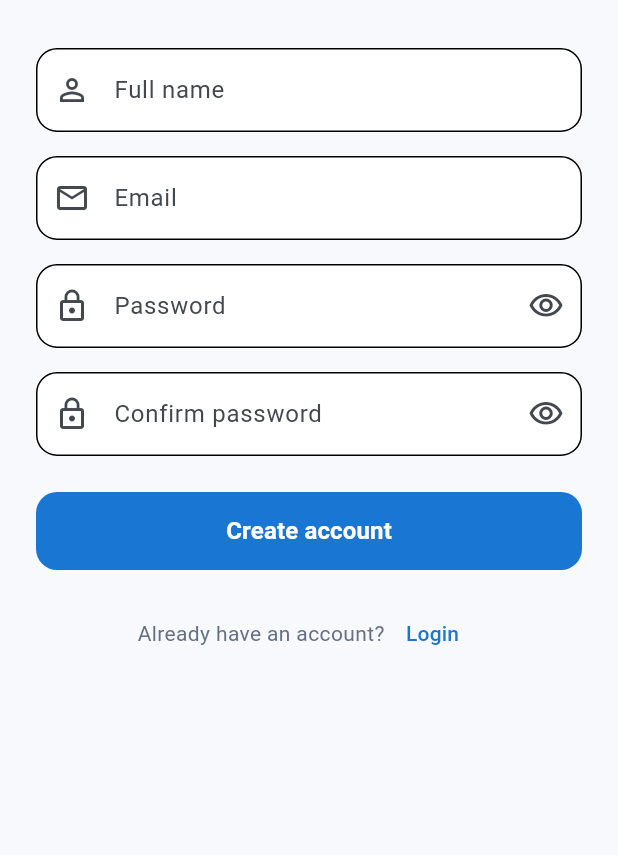
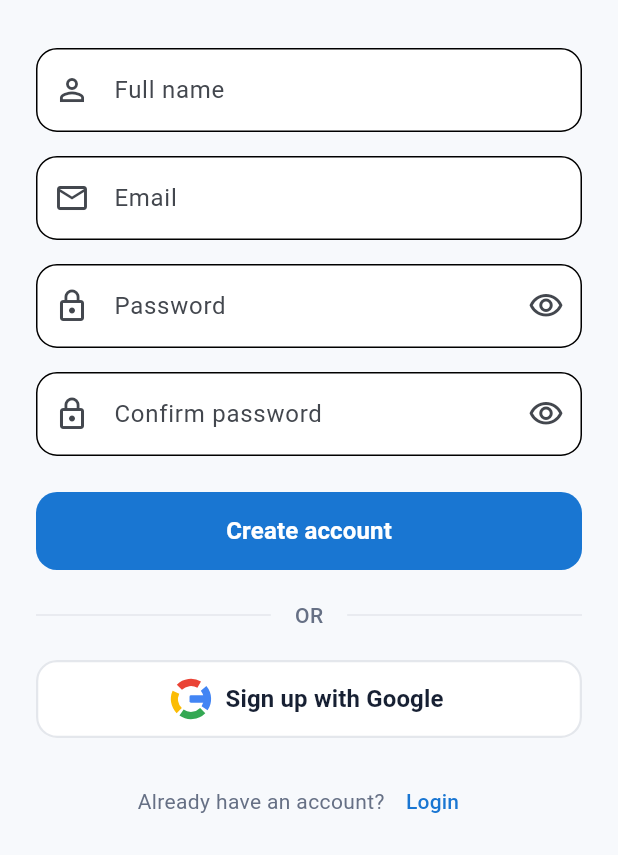
Before and after one commit to D22IT194/gocare, a Flutter app: the screen it shows after launch, after a tap on "Login", after a tap on "Create account", on a phone screen of 412 x 824 dp, the part 381-1236 px from its top. Run offline on Flutter 3.47's test engine with Material 3 defaults, Android fonts, the phone set to English and light mode, and no system bars; our stand-ins replace firebase_auth, firebase_core, google_sign_in; accounts and stored records are empty.

Commit message:
added google autentication - sign in with google

```diff
--- a/lib/features/authentication/providers/auth_provider.dart
+++ b/lib/features/authentication/providers/auth_provider.dart
@@ -122,7 +122,34 @@ class AuthProvider extends ChangeNotifier {
     }
   }
 
+  Future<bool> signInWithGoogle() async {
+    _setLoading();
+
+    try {
+      final credential = await _authService.signInWithGoogle();
+
+      if (credential == null) {
+        // User cancelled Google sign-in
+        _status = _user != null ? AuthStatus.authenticated : AuthStatus.unauthenticated;
+        _errorMessage = null;
+        notifyListeners();
+        return false;
+      }
+
+      return true;
+    } on FirebaseAuthException catch (error) {
+      _setError(_firebaseErrorMessage(error));
+      return false;
+    } catch (e, stack) {
+      debugPrint('Google Sign-In failed with error: $e\n$stack');
+      _setError('Google sign-in failed. Please ensure SHA-1 key fingerprint is added to Firebase Console.');
+      return false;
+    }
+  }
+
+
   Future<bool> forgotPassword({
+
     required String email,
   }) async {
     _setLoading();
@@ -228,8 +255,14 @@ class AuthProvider extends ChangeNotifier {
       case 'weak-password':
         return 'Password is too weak.';
 
+      case 'account-exists-with-different-credential':
+        return 'An account already exists with a different sign-in provider.';
+
+      case 'popup-closed-by-user':
+        return 'Sign-in popup was closed before completing sign in.';
+
       case 'operation-not-allowed':
-        return 'Email/password authentication is not enabled.';
+        return 'This sign-in method is not enabled in Firebase.';
 
       case 'too-many-requests':
         return 'Too many attempts. Please try again later.';
--- a/lib/features/authentication/screens/login_screen.dart
+++ b/lib/features/authentication/screens/login_screen.dart
@@ -6,6 +6,7 @@ import '../../../core/widgets/app_button.dart';
 import '../../../core/widgets/app_text_field.dart';
 import '../providers/auth_provider.dart';
 import '../widgets/auth_header.dart';
+import '../widgets/google_sign_in_button.dart';
 
 class LoginScreen extends StatefulWidget {
   const LoginScreen({super.key});
@@ -42,6 +43,30 @@ class _LoginScreenState extends State<LoginScreen> {
       email: _emailController.text,
       password: _passwordController.text,
     );
+
+    if (!mounted) {
+      return;
+    }
+
+    if (!success && authProvider.errorMessage != null) {
+      ScaffoldMessenger.of(context).showSnackBar(
+        SnackBar(
+          content: Text(
+            authProvider.errorMessage!,
+          ),
+        ),
+      );
+
+      authProvider.clearError();
+    }
+  }
+
+  Future<void> _googleSignIn() async {
+    FocusScope.of(context).unfocus();
+
+    final authProvider = context.read<AuthProvider>();
+
+    final success = await authProvider.signInWithGoogle();
 
     if (!mounted) {
       return;
@@ -110,10 +135,22 @@ class _LoginScreenState extends State<LoginScreen> {
                       hintText: 'Enter your password',
                       prefixIcon: Icons.lock_outline,
                       obscureText: _obscurePassword,
-                      textInputAction:
-                      TextInputAction.done,
+                      textInputAction: TextInputAction.done,
                       validator: _validatePassword,
+                      suffixIcon: IconButton(
+                        onPressed: () {
+                          setState(() {
+                            _obscurePassword = !_obscurePassword;
+                          });
+                        },
+                        icon: Icon(
+                          _obscurePassword
+                              ? Icons.visibility_outlined
+                              : Icons.visibility_off_outlined,
+                        ),
+                      ),
                     ),
+
 
                     Align(
                       alignment: Alignment.centerRight,
@@ -136,6 +173,36 @@ class _LoginScreenState extends State<LoginScreen> {
                       text: 'Login',
                       isLoading: authProvider.isLoading,
                       onPressed: _login,
+                    ),
+
+                    const SizedBox(height: 20),
+
+                    Row(
+                      children: [
+                        const Expanded(
+                          child: Divider(color: Color(0xFFE4E7EC)),
+                        ),
+                        Padding(
+                          padding: const EdgeInsets.symmetric(horizontal: 16),
+                          child: Text(
+                            'OR',
+                            style: TextStyle(
+                              color: Theme.of(context).textTheme.bodyMedium?.color,
+                              fontWeight: FontWeight.w500,
+                            ),
+                          ),
+                        ),
+                        const Expanded(
+                          child: Divider(color: Color(0xFFE4E7EC)),
+                        ),
+                      ],
+                    ),
+
+                    const SizedBox(height: 20),
+
+                    GoogleSignInButton(
+                      isLoading: authProvider.isLoading,
+                      onPressed: _googleSignIn,
                     ),
 
                     const SizedBox(height: 20),
@@ -170,6 +237,7 @@ class _LoginScreenState extends State<LoginScreen> {
     );
   }
 
+
   String? _validateEmail(String? value) {
     final email = value?.trim() ?? '';
 
--- a/lib/features/authentication/screens/register_screen.dart
+++ b/lib/features/authentication/screens/register_screen.dart
@@ -1,11 +1,12 @@
 import 'package:flutter/material.dart';
 import 'package:provider/provider.dart';
 
-import '../../../core/routes/app_routes.dart';
 import '../../../core/widgets/app_button.dart';
+
 import '../../../core/widgets/app_text_field.dart';
 import '../providers/auth_provider.dart';
 import '../widgets/auth_header.dart';
+import '../widgets/google_sign_in_button.dart';
 
 class RegisterScreen extends StatefulWidget {
   const RegisterScreen({super.key});
@@ -51,6 +52,35 @@ class _RegisterScreenState
       email: _emailController.text,
       password: _passwordController.text,
     );
+
+    if (!mounted) {
+      return;
+    }
+
+    if (success) {
+      Navigator.pop(context);
+      return;
+    }
+
+    if (authProvider.errorMessage != null) {
+      ScaffoldMessenger.of(context).showSnackBar(
+        SnackBar(
+          content: Text(
+            authProvider.errorMessage!,
+          ),
+        ),
+      );
+
+      authProvider.clearError();
+    }
+  }
+
+  Future<void> _googleSignIn() async {
+    FocusScope.of(context).unfocus();
+
+    final authProvider = context.read<AuthProvider>();
+
+    final success = await authProvider.signInWithGoogle();
 
     if (!mounted) {
       return;
@@ -197,6 +227,37 @@ class _RegisterScreenState
                     onPressed: _register,
                   ),
 
+                  const SizedBox(height: 20),
+
+                  Row(
+                    children: [
+                      const Expanded(
+                        child: Divider(color: Color(0xFFE4E7EC)),
+                      ),
+                      Padding(
+                        padding: const EdgeInsets.symmetric(horizontal: 16),
+                        child: Text(
+                          'OR',
+                          style: TextStyle(
+                            color: Theme.of(context).textTheme.bodyMedium?.color,
+                            fontWeight: FontWeight.w500,
+                          ),
+                        ),
+                      ),
+                      const Expanded(
+                        child: Divider(color: Color(0xFFE4E7EC)),
+                      ),
+                    ],
+                  ),
+
+                  const SizedBox(height: 20),
+
+                  GoogleSignInButton(
+                    isLoading: authProvider.isLoading,
+                    onPressed: _googleSignIn,
+                    text: 'Sign up with Google',
+                  ),
+
                   const SizedBox(height: 18),
 
                   Row(
@@ -222,6 +283,7 @@ class _RegisterScreenState
       ),
     );
   }
+
 
   String? _validateName(String? value) {
     if (value == null || value.trim().isEmpty) {
--- a/lib/features/authentication/services/auth_service.dart
+++ b/lib/features/authentication/services/auth_service.dart
@@ -1,11 +1,23 @@
 import 'package:firebase_auth/firebase_auth.dart';
+import 'package:google_sign_in/google_sign_in.dart';
 
 class AuthService {
+  static const String _webClientId =
+      '761218317880-tg9gr3ker575pjlfkcafvfo27g7ndp60.apps.googleusercontent.com';
+
+
   AuthService({
     FirebaseAuth? firebaseAuth,
-  }) : _firebaseAuth = firebaseAuth ?? FirebaseAuth.instance;
+    GoogleSignIn? googleSignIn,
+  })  : _firebaseAuth = firebaseAuth ?? FirebaseAuth.instance,
+        _googleSignIn = googleSignIn ??
+            GoogleSignIn(
+              serverClientId: _webClientId,
+            );
+
 
   final FirebaseAuth _firebaseAuth;
+  final GoogleSignIn _googleSignIn;
 
   Stream<User?> get authStateChanges {
     return _firebaseAuth.authStateChanges();
@@ -43,6 +55,24 @@ class AuthService {
     return credential;
   }
 
+  Future<UserCredential?> signInWithGoogle() async {
+    final GoogleSignInAccount? googleUser = await _googleSignIn.signIn();
+    if (googleUser == null) {
+      // User cancelled sign-in process
+      return null;
+    }
+
+    final GoogleSignInAuthentication googleAuth =
+        await googleUser.authentication;
+
+    final AuthCredential credential = GoogleAuthProvider.credential(
+      accessToken: googleAuth.accessToken,
+      idToken: googleAuth.idToken,
+    );
+
+    return await _firebaseAuth.signInWithCredential(credential);
+  }
+
   Future<void> sendPasswordResetEmail({
     required String email,
   }) async {
@@ -67,6 +97,11 @@ class AuthService {
   }
 
   Future<void> logout() async {
+    try {
+      await _googleSignIn.signOut();
+    } catch (_) {
+      // Ignore google sign out errors if user signed in with email/pass
+    }
     await _firebaseAuth.signOut();
   }
 
--- /dev/null
+++ b/lib/features/authentication/widgets/google_sign_in_button.dart
@@ -0,0 +1,122 @@
+import 'package:flutter/material.dart';
+
+class GoogleSignInButton extends StatelessWidget {
+  const GoogleSignInButton({
+    super.key,
+    required this.onPressed,
+    this.isLoading = false,
+    this.text = 'Continue with Google',
+  });
+
+  final VoidCallback? onPressed;
+  final bool isLoading;
+  final String text;
+
+  @override
+  Widget build(BuildContext context) {
+    return SizedBox(
+      width: double.infinity,
+      height: 52,
+      child: OutlinedButton(
+        onPressed: isLoading ? null : onPressed,
+        style: OutlinedButton.styleFrom(
+          backgroundColor: Colors.white,
+          foregroundColor: const Color(0xFF172033),
+          side: const BorderSide(color: Color(0xFFE4E7EC), width: 1.5),
+          shape: RoundedRectangleBorder(
+            borderRadius: BorderRadius.circular(14),
+          ),
+          elevation: 0,
+        ),
+        child: isLoading
+            ? const SizedBox(
+                width: 22,
+                height: 22,
+                child: CircularProgressIndicator(
+                  strokeWidth: 2.5,
+                  valueColor: AlwaysStoppedAnimation<Color>(Color(0xFF4285F4)),
+                ),
+              )
+            : Row(
+                mainAxisAlignment: MainAxisAlignment.center,
+                children: [
+                  const GoogleLogo(size: 22),
+                  const SizedBox(width: 12),
+                  Text(
+                    text,
+                    style: const TextStyle(
+                      fontSize: 16,
+                      fontWeight: FontWeight.w600,
+                      color: Color(0xFF172033),
+                    ),
+                  ),
+                ],
+              ),
+      ),
+    );
+  }
+}
+
+class GoogleLogo extends StatelessWidget {
+  const GoogleLogo({super.key, this.size = 24.0});
+
+  final double size;
+
+  @override
+  Widget build(BuildContext context) {
+    return SizedBox(
+      width: size,
+      height: size,
+      child: CustomPaint(
+        painter: _GoogleLogoPainter(),
+      ),
+    );
+  }
+}
+
+class _GoogleLogoPainter extends CustomPainter {
+  @override
+  void paint(Canvas canvas, Size size) {
+    final double cx = size.width / 2;
+    final double cy = size.height / 2;
+    final double r = size.width / 2;
+    final Rect rect = Rect.fromCircle(center: Offset(cx, cy), radius: r);
+    final double strokeWidth = size.width * 0.22;
+
+    final paint = Paint()
+      ..style = PaintingStyle.stroke
+      ..strokeWidth = strokeWidth
+      ..isAntiAlias = true;
+
+    // Red (Top)
+    paint.color = const Color(0xFFEA4335);
+    canvas.drawArc(rect, -2.35, 1.3, false, paint);
+
+    // Yellow (Left)
+    paint.color = const Color(0xFFFBBC05);
+    canvas.drawArc(rect, -3.92, 1.2, false, paint);
+
+    // Green (Bottom)
+    paint.color = const Color(0xFF34A853);
+    canvas.drawArc(rect, 0.78, 1.4, false, paint);
+
+    // Blue (Right & Bar)
+    paint.color = const Color(0xFF4285F4);
+    canvas.drawArc(rect, -0.7, 1.3, false, paint);
+
+    // Fill center bar for Google 'G'
+    final barPaint = Paint()
+      ..color = const Color(0xFF4285F4)
+      ..style = PaintingStyle.fill
+      ..isAntiAlias = true;
+
+    final RRect barRRect = RRect.fromRectAndRadius(
+      Rect.fromLTWH(cx - strokeWidth * 0.2, cy - strokeWidth / 2, r * 1.05, strokeWidth),
+      Radius.circular(strokeWidth * 0.2),
+    );
+    canvas.drawRRect(barRRect, barPaint);
+  }
+
+  @override
+  bool shouldRepaint(covariant CustomPainter oldDelegate) => false;
+}
--- a/lib/main.dart
+++ b/lib/main.dart
@@ -3,7 +3,6 @@ import 'package:flutter/material.dart';
 import 'package:provider/provider.dart';
 
 import 'app.dart';
-import 'core/theme/app_theme.dart';
 import 'features/authentication/providers/auth_provider.dart';
 import 'features/authentication/services/auth_service.dart';
 import 'firebase_options.dart';
--- a/pubspec.yaml
+++ b/pubspec.yaml
@@ -36,6 +36,7 @@ dependencies:
   cupertino_icons: ^1.0.8
   firebase_core: ^4.13.0
   firebase_auth: ^6.5.7
+  google_sign_in: ^6.2.2
   provider: ^6.1.5+1
 
 dev_dependencies:
```
Also changed, not shown: pubspec.lock, 2 other files.
